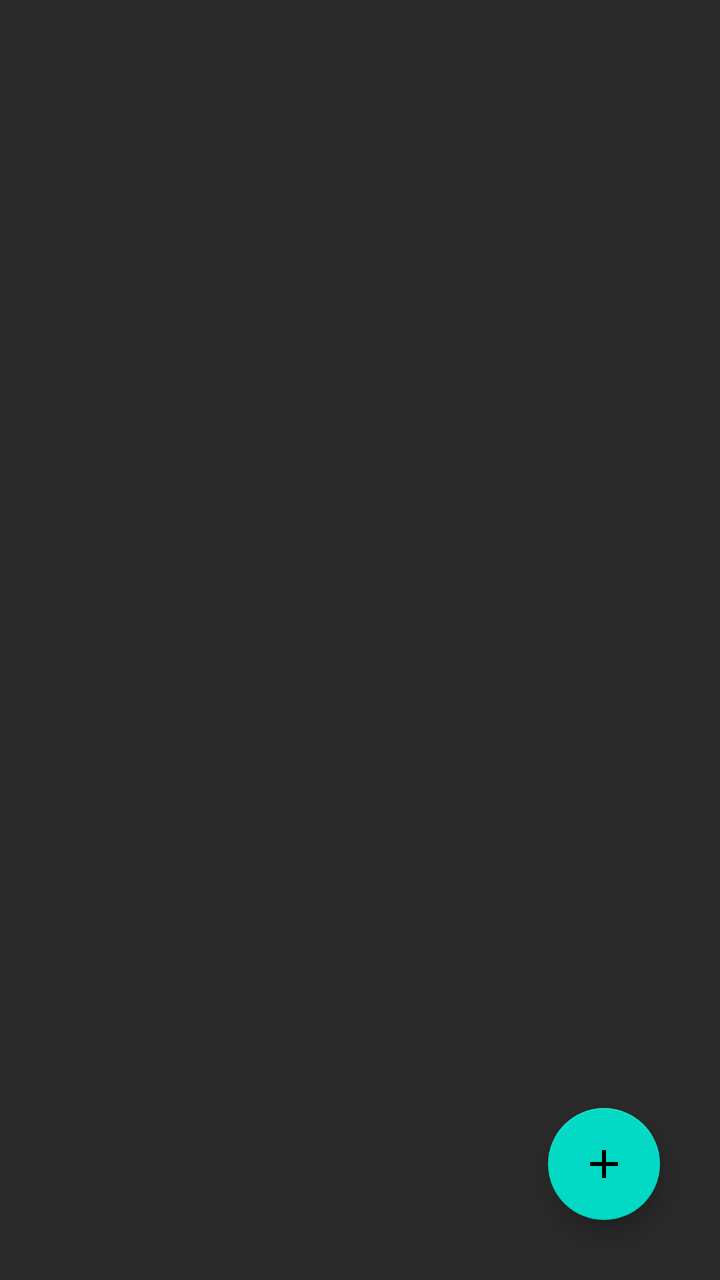
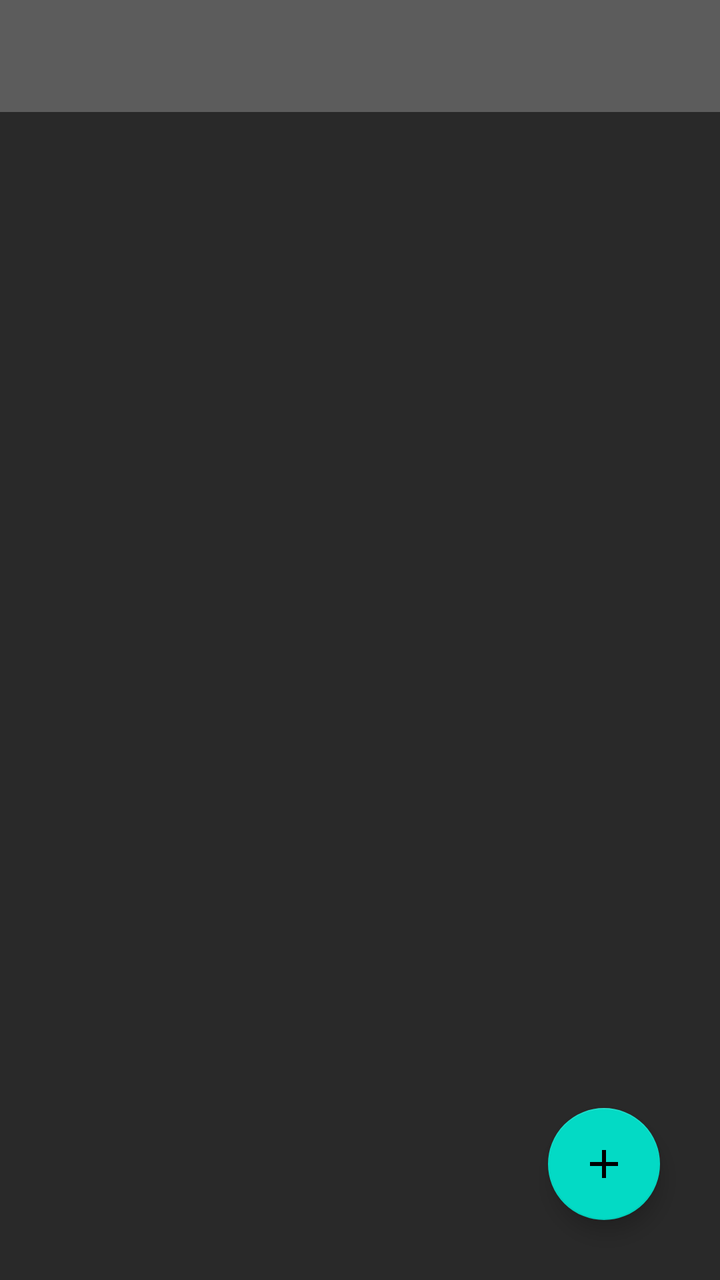

Compare the two renders of this Android layout. The source of the first and the diff that turns it into the second are given below.
<!-- AndroidManifest.xml: activity theme AppTheme -->
<!-- res/layout/activity_main.xml -->
<?xml version="1.0" encoding="utf-8"?>
<RelativeLayout xmlns:android="http://schemas.android.com/apk/res/android"
    xmlns:tools="http://schemas.android.com/tools"
    android:layout_width="match_parent"
    android:layout_height="match_parent"
    android:background="@color/listViewBackground"
    tools:context=".MainActivity" >

    <ListView
        android:id="@+id/list"
        android:layout_width="match_parent"
        android:layout_height="match_parent"
        android:divider="@android:color/transparent"
        android:layout_marginTop="20dp"
        android:layout_marginLeft="20dp"
        android:layout_marginRight="20dp"
        android:dividerHeight="20dp"/>

    <com.google.android.material.floatingactionbutton.FloatingActionButton
        android:id="@+id/fab"
        android:layout_width="wrap_content"
        android:layout_height="wrap_content"
        android:layout_alignParentBottom="true"
        android:layout_alignParentEnd="true"
        android:src="@drawable/ic_add_black_24dp"
        android:layout_margin="30dp"
        android:contentDescription="@string/add_new_notification" />

</RelativeLayout>
<!-- resources referenced by this layout -->
<resources>
  <color name="listViewBackground">#292929</color>
  <!-- drawable ic_add_black_24dp (drawable) -->
  <vector xmlns:android="http://schemas.android.com/apk/res/android"
          android:width="24dp"
          android:height="24dp"
          android:viewportWidth="24.0"
          android:viewportHeight="24.0">
      <path
          android:fillColor="#FF000000"
          android:pathData="M19,13h-6v6h-2v-6H5v-2h6V5h2v6h6v2z"/>
  </vector>
  <string name="add_new_notification">add new notification</string>
  <style name="AppTheme" parent="Theme.AppCompat.Light.DarkActionBar">
          
          <item name="colorPrimary">@color/colorPrimary</item>
          <item name="colorPrimaryDark">@color/colorPrimaryDark</item>
          <item name="colorAccent">@color/colorAccent</item>
      </style>
  <color name="colorPrimary">#5c5c5c</color>
  <color name="colorPrimaryDark">#121212</color>
  <color name="colorAccent">#03DAC5</color>
</resources>

<!-- the commit's change to res/layout/activity_main.xml (unified diff, before → after) -->
@@ -1,29 +1,41 @@
 <?xml version="1.0" encoding="utf-8"?>
 <RelativeLayout xmlns:android="http://schemas.android.com/apk/res/android"
+    xmlns:app="http://schemas.android.com/apk/res-auto"
     xmlns:tools="http://schemas.android.com/tools"
+    android:id="@+id/main_root"
     android:layout_width="match_parent"
-    android:layout_height="match_parent"
+    android:layout_height="wrap_content"
     android:background="@color/listViewBackground"
-    tools:context=".MainActivity" >
+    android:clipToPadding="false"
+    tools:context=".MainActivity">
+
+    <androidx.appcompat.widget.Toolbar
+        android:id="@+id/toolbar"
+        android:layout_width="match_parent"
+        android:layout_height="wrap_content"
+        android:background="?attr/colorPrimary"
+        android:theme="@style/ThemeOverlay.AppCompat.Dark.ActionBar"
+        app:popupTheme="@style/ThemeOverlay.AppCompat.Light" />
 
     <ListView
         android:id="@+id/list"
         android:layout_width="match_parent"
         android:layout_height="match_parent"
+        android:layout_below="@id/toolbar"
+        android:layout_marginLeft="20dp"
+        android:layout_marginTop="20dp"
+        android:layout_marginRight="20dp"
         android:divider="@android:color/transparent"
-        android:layout_marginTop="20dp"
-        android:layout_marginLeft="20dp"
-        android:layout_marginRight="20dp"
-        android:dividerHeight="20dp"/>
+        android:dividerHeight="20dp" />
 
     <com.google.android.material.floatingactionbutton.FloatingActionButton
         android:id="@+id/fab"
         android:layout_width="wrap_content"
         android:layout_height="wrap_content"
+        android:layout_alignParentEnd="true"
         android:layout_alignParentBottom="true"
-        android:layout_alignParentEnd="true"
-        android:src="@drawable/ic_add_black_24dp"
         android:layout_margin="30dp"
-        android:contentDescription="@string/add_new_notification" />
+        android:contentDescription="@string/add_new_notification"
+        android:src="@drawable/ic_add_black_24dp" />
 
 </RelativeLayout>
<!-- resource entries referenced after the edit -->
@@ -12,7 +12,7 @@
           android:pathData="M19,13h-6v6h-2v-6H5v-2h6V5h2v6h6v2z"/>
   </vector>
   <string name="add_new_notification">add new notification</string>
-  <style name="AppTheme" parent="Theme.AppCompat.Light.DarkActionBar">
+  <style name="AppTheme" parent="Theme.AppCompat.Light.NoActionBar">
           
           <item name="colorPrimary">@color/colorPrimary</item>
           <item name="colorPrimaryDark">@color/colorPrimaryDark</item>
